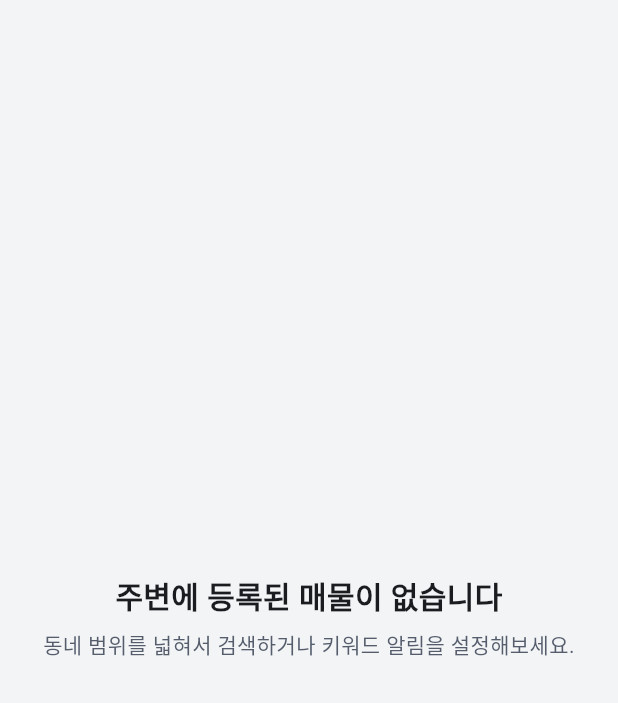
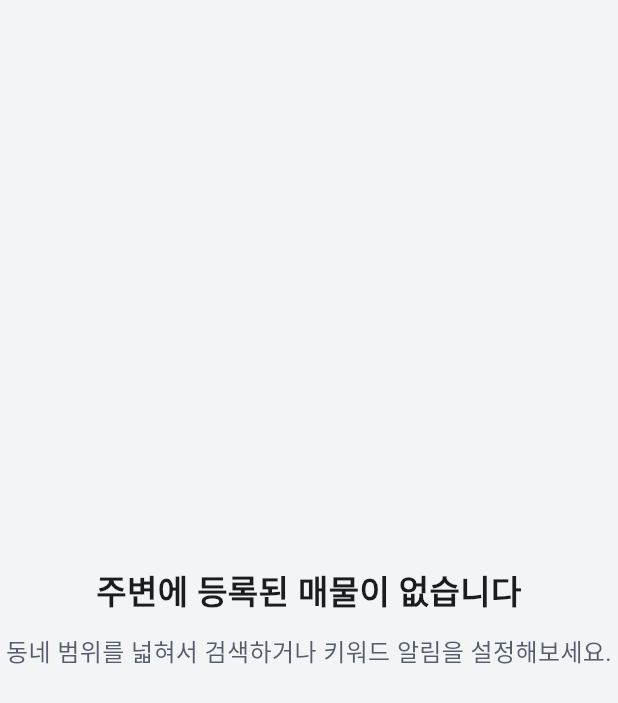
Before and after one commit to kjm0202/seed_design, a Flutter app: the SeedResultSection widget shown alone on an empty page, opened directly, on a phone screen of 412 x 824 dp. Shown: the top 703 px of the screen. Run offline on Flutter 3.47's test engine with Material 3 defaults, Android fonts, the light colour scheme and no system bars; our stand-ins replace material_ui.

Commit message:
Fix result section spacing and padding

```diff
--- a/example/lib/tabs/feedback_tab.dart
+++ b/example/lib/tabs/feedback_tab.dart
@@ -102,6 +102,8 @@ class _FeedbackTabState extends State<FeedbackTab> {
           subtitle: '데이터 조회 결과 없음 또는 완료 상태 안내',
         ),
         const SeedResultSection(
+          // The catalog page already supplies the horizontal screen gutter.
+          padding: EdgeInsets.symmetric(vertical: SeedDimension.x4),
           title: '주변에 등록된 매물이 없습니다',
           description: '동네 범위를 넓혀서 검색하거나 키워드 알림을 설정해보세요.',
         ),
--- a/lib/src/components/layout/seed_result_section.dart
+++ b/lib/src/components/layout/seed_result_section.dart
@@ -1,13 +1,11 @@
 import 'package:material_ui/material_ui.dart';
+
 import '../../foundations/dimensions/seed_dimension.dart';
 import '../../theme/seed_theme.dart';
 import '../button/seed_button.dart';
 
 /// Size of [SeedResultSection].
-enum SeedResultSectionSize {
-  medium,
-  large,
-}
+enum SeedResultSectionSize { medium, large }
 
 /// Result Section component of SEED Design System.
 ///
@@ -23,6 +21,10 @@ class SeedResultSection extends StatelessWidget {
   final VoidCallback? onSecondaryAction;
   final SeedResultSectionSize size;
 
+  /// Space around the section. Override horizontal padding when the parent
+  /// already provides the screen gutter.
+  final EdgeInsetsGeometry padding;
+
   const SeedResultSection({
     super.key,
     this.asset,
@@ -33,6 +35,7 @@ class SeedResultSection extends StatelessWidget {
     this.secondaryActionLabel,
     this.onSecondaryAction,
     this.size = SeedResultSectionSize.large,
+    this.padding = const EdgeInsets.symmetric(horizontal: 48, vertical: 16),
   });
 
   @override
@@ -40,19 +43,21 @@ class SeedResultSection extends StatelessWidget {
     final colors = context.seedColor;
     final typography = context.seedTypography;
 
-    final TextStyle titleStyle = (size == SeedResultSectionSize.large
-            ? typography.t7Bold
-            : typography.t5Bold)
-        .copyWith(color: colors.fg.neutral);
+    final TextStyle titleStyle =
+        (size == SeedResultSectionSize.large
+                ? typography.t8Bold
+                : typography.t5Bold)
+            .copyWith(color: colors.fg.neutral);
 
-    final TextStyle descStyle = (size == SeedResultSectionSize.large
-            ? typography.t4Regular
-            : typography.t3Regular)
-        .copyWith(color: colors.fg.neutralMuted);
+    final TextStyle descStyle =
+        (size == SeedResultSectionSize.large
+                ? typography.t5Regular
+                : typography.t4Regular)
+            .copyWith(color: colors.fg.neutralMuted);
 
     return Center(
       child: Padding(
-        padding: const EdgeInsets.all(SeedDimension.x6),
+        padding: padding,
         child: Column(
           mainAxisSize: MainAxisSize.min,
           crossAxisAlignment: CrossAxisAlignment.center,
@@ -61,38 +66,31 @@ class SeedResultSection extends StatelessWidget {
               asset!,
               const SizedBox(height: SeedDimension.x5),
             ],
-            Text(
-              title,
-              style: titleStyle,
-              textAlign: TextAlign.center,
-            ),
+            Text(title, style: titleStyle, textAlign: TextAlign.center),
             if (description != null) ...[
-              const SizedBox(height: SeedDimension.x2),
-              Text(
-                description!,
-                style: descStyle,
-                textAlign: TextAlign.center,
-              ),
+              SizedBox(height: size == SeedResultSectionSize.large ? 12 : 8),
+              Text(description!, style: descStyle, textAlign: TextAlign.center),
             ],
             if (primaryActionLabel != null || secondaryActionLabel != null) ...[
-              const SizedBox(height: SeedDimension.x6),
-              Row(
+              SizedBox(height: size == SeedResultSectionSize.large ? 28 : 24),
+              Column(
                 mainAxisSize: MainAxisSize.min,
                 children: [
-                  if (secondaryActionLabel != null) ...[
-                    SeedButton(
-                      label: secondaryActionLabel!,
-                      variant: SeedButtonVariant.neutralWeak,
-                      onPressed: onSecondaryAction,
-                    ),
-                    if (primaryActionLabel != null)
-                      const SizedBox(width: SeedDimension.x2),
-                  ],
                   if (primaryActionLabel != null)
                     SeedButton(
                       label: primaryActionLabel!,
-                      variant: SeedButtonVariant.brandSolid,
+                      variant: SeedButtonVariant.neutralWeak,
                       onPressed: onPrimaryAction,
+                    ),
+                  if (primaryActionLabel != null &&
+                      secondaryActionLabel != null)
+                    const SizedBox(height: SeedDimension.x5),
+                  if (secondaryActionLabel != null)
+                    SeedButton(
+                      label: secondaryActionLabel!,
+                      variant: SeedButtonVariant.ghost,
+                      size: SeedButtonSize.small,
+                      onPressed: onSecondaryAction,
                     ),
                 ],
               ),
```
Also changed, not shown: 1 other file.
